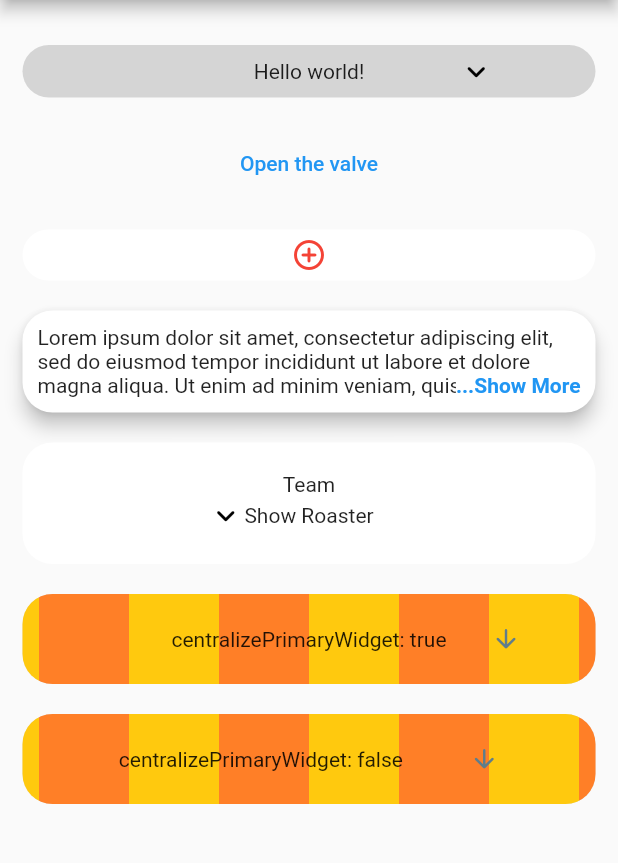
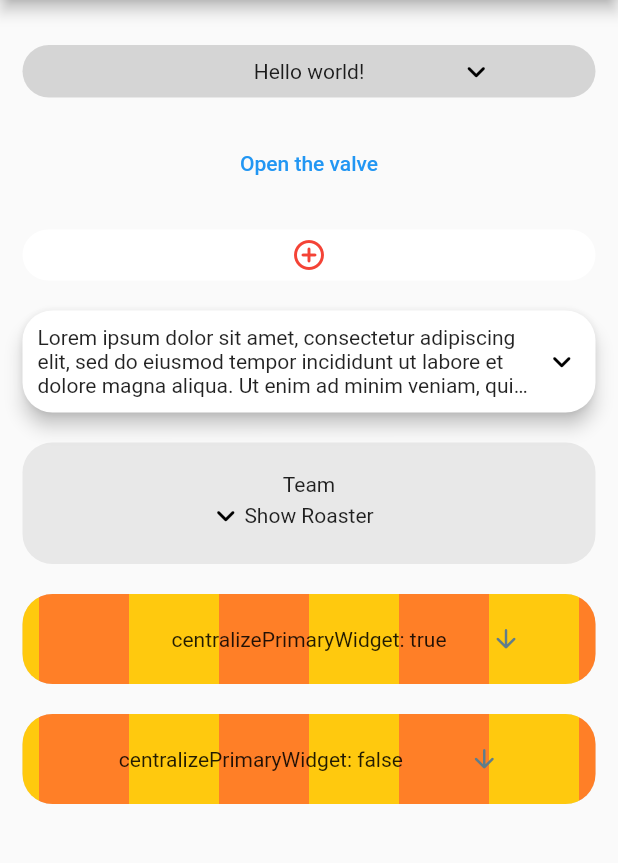
Before and after one commit to fatihozkan-github/ExpandableWidgets, a Flutter app: the screen it shows after launch, on a phone screen of 412 x 824 dp, the part 84-947 px from its top. Run offline on Flutter 3.47's test engine with Material 2 defaults, Android fonts, the phone set to English and light mode, and no system bars.

Commit message:
• v1.0.3 preps. • Bug fixes. • Known issue - ExpandableText arrowLocation prop.

```diff
--- a/example/lib/main.dart
+++ b/example/lib/main.dart
@@ -51,7 +51,7 @@ class _ExpandableShowcaseState extends State<ExpandableShowcase> with TickerProv
                   ),
                 ),
                 backgroundColor: Colors.grey.withOpacity(0.4),
-                showArrowIcon: true,
+                showArrowWidget: true,
                 centralizePrimaryWidget: true,
                 isEverywhereClickable: false,
                 padding: EdgeInsets.all(5.0),
@@ -75,7 +75,7 @@ class _ExpandableShowcaseState extends State<ExpandableShowcase> with TickerProv
                       color: Colors.blue,
                       borderRadius: BorderRadius.vertical(bottom: Radius.circular(20))),
                 ),
-                showArrowIcon: false,
+                showArrowWidget: false,
                 centralizePrimaryWidget: true,
                 isClickable: false,
                 isEverywhereClickable: false,
@@ -90,28 +90,33 @@ class _ExpandableShowcaseState extends State<ExpandableShowcase> with TickerProv
                 padding: EdgeInsets.all(10.0),
                 animationDuration: Duration(milliseconds: 500),
                 textWidget: Text(data, maxLines: 3, overflow: TextOverflow.ellipsis),
-                showArrowIcon: false,
-                showHelperText: true,
+                showArrowWidget: true,
+                showHelperText: false,
                 initiallyExpanded: false,
                 hoverOn: false,
                 arrowLocation: ArrowLocation.right,
-                finalArrowLocation: ArrowLocation.bottom,
+                finalArrowLocation: ArrowLocation.right,
               ),
 
               /// Extended example
               Expandable.extended(
                 centralizeAdditionalWidget: true,
                 arrowLocation: ArrowLocation.left,
+                backGroundColor: Colors.grey.withOpacity(0.2),
                 firstChild: Text('Team'),
                 additionalChild: Text('Show Roaster'),
-                secondChild: Container(
-                  height: 40,
-                  child: ListView(
-                    scrollDirection: Axis.horizontal,
-                    children: [
-                      for (int i = 0; i < 5; i++)
-                        Padding(
-                          padding: EdgeInsets.symmetric(horizontal: 15.0),
+                secondChild: Row(
+                  mainAxisAlignment: MainAxisAlignment.spaceEvenly,
+                  children: [
+                    for (int i = 0; i < 5; i++)
+                      Padding(
+                        padding: EdgeInsets.symmetric(vertical: 10),
+                        child: Container(
+                          decoration: BoxDecoration(
+                            borderRadius: BorderRadius.circular(10),
+                            color: Colors.white,
+                          ),
+                          padding: EdgeInsets.all(12),
                           child: Column(
                             children: [
                               Icon(Icons.person_outline_rounded),
@@ -119,8 +124,8 @@ class _ExpandableShowcaseState extends State<ExpandableShowcase> with TickerProv
                             ],
                           ),
                         ),
-                    ],
-                  ),
+                      ),
+                  ],
                 ),
               ),
 
@@ -137,7 +142,7 @@ class _ExpandableShowcaseState extends State<ExpandableShowcase> with TickerProv
                   ],
                 ),
                 isClickable: true,
-                showArrowIcon: true,
+                showArrowWidget: true,
                 backgroundImage: DecorationImage(
                   image: AssetImage('assets/background.png'),
                   repeat: ImageRepeat.repeatX,
@@ -165,7 +170,7 @@ class _ExpandableShowcaseState extends State<ExpandableShowcase> with TickerProv
                   ],
                 ),
                 isClickable: true,
-                showArrowIcon: true,
+                showArrowWidget: true,
                 backgroundImage: DecorationImage(
                   image: AssetImage('assets/background.png'),
                   repeat: ImageRepeat.repeatX,
--- a/lib/src/expandable.dart
+++ b/lib/src/expandable.dart
@@ -17,7 +17,7 @@ class Expandable extends ExpandableWidget {
     Duration? animationDuration = const Duration(milliseconds: 100),
     Duration? beforeAnimationDuration,
     DecorationImage? backgroundImage,
-    bool? showArrowIcon = false,
+    bool? showArrowWidget = false,
     bool? hoverOn,
     Widget? arrowWidget,
     bool? centralizePrimaryWidget = false,
@@ -41,7 +41,7 @@ class Expandable extends ExpandableWidget {
           padding: padding,
           backgroundImage: backgroundImage,
           hoverOn: hoverOn,
-          showArrowWidget: showArrowIcon,
+          showArrowWidget: showArrowWidget,
           arrowWidget: arrowWidget,
           centralizeFirstChild: centralizePrimaryWidget,
           isEverywhereClickable: isEverywhereClickable,
@@ -84,7 +84,8 @@ class Expandable extends ExpandableWidget {
     Function? onLongPress,
     Animation<double>? animation,
     AnimationController? animationController,
-  })  : assert(firstChild != null || secondChild != null),
+  })  : assert(additionalChild != null,
+            "additionalChild cannot be empty. Calling Expandable.extended is pointless without additionalChild."),
         assert(arrowLocation != ArrowLocation.bottom && arrowLocation != ArrowLocation.top),
         super(
           firstChild: firstChild,
--- a/lib/src/expandable_text.dart
+++ b/lib/src/expandable_text.dart
@@ -18,16 +18,17 @@ class ExpandableText extends StatefulWidget {
     this.initiallyExpanded,
     this.hoverOn,
     this.arrowWidget,
-    this.showArrowIcon,
+    this.showArrowWidget,
     this.textDirection,
     this.arrowLocation,
     this.finalArrowLocation,
     this.showHelperText,
     this.helperText,
-  }) : assert(
-          !(showArrowIcon == true && showHelperText == true),
+  })  : assert(
+          !(showArrowWidget == true && showHelperText == true),
           'showArrowIcon and showHelperText properties cannot be true at the same time.',
-        );
+        ),
+        assert(textWidget != null, "Provide a Text for textWidget parameter.");
 
   /// [Text] widget for [ExpandableText].
   final Text? textWidget;
@@ -63,7 +64,7 @@ class ExpandableText extends StatefulWidget {
   final DecorationImage? backgroundImage;
 
   /// • Icon that changes its direction with respect to expand animation.
-  final bool? showArrowIcon;
+  final bool? showArrowWidget;
 
   /// • Whether this expandable widget will be expanded or collapsed at first.
   final bool? initiallyExpanded;
@@ -94,27 +95,20 @@ class ExpandableText extends StatefulWidget {
   /// •
   final bool? showHelperText;
 
-  /// •
-  final String? helperText;
+  /// • TODO - TEST
+  final List<String>? helperText;
 
   @override
   _ExpandableTextState createState() => _ExpandableTextState();
 }
 
-class _ExpandableTextState extends State<ExpandableText>
-    with TickerProviderStateMixin {
+class _ExpandableTextState extends State<ExpandableText> with TickerProviderStateMixin {
+  final Animatable<double> _sizeTween = Tween<double>(begin: 00, end: 1.0);
   late AnimationController _sizeController;
   late Animation<double> _sizeAnimation;
   bool _isExpanded = false;
   bool? initiallyExpanded = false;
-
-  static final Animatable<double> _sizeTween = Tween<double>(
-    begin: 00,
-    end: 1.0,
-  );
-
   late TapGestureRecognizer tapGestureRecognizer;
-
   Text finalText = Text('');
 
   _toggleExpand() {
@@ -143,8 +137,7 @@ class _ExpandableTextState extends State<ExpandableText>
       duration: widget.animationDuration ?? Duration(milliseconds: 200),
     );
 
-    final CurvedAnimation curve =
-        CurvedAnimation(parent: _sizeController, curve: Curves.fastOutSlowIn);
+    CurvedAnimation curve = CurvedAnimation(parent: _sizeController, curve: Curves.fastOutSlowIn);
 
     _sizeAnimation = _sizeTween.animate(curve);
     initiallyExpanded = widget.initiallyExpanded;
@@ -184,7 +177,7 @@ class _ExpandableTextState extends State<ExpandableText>
           child: Container(
             decoration: BoxDecoration(image: widget.backgroundImage ?? null),
             padding: widget.padding ?? EdgeInsets.all(20.0),
-            child: widget.showArrowIcon ?? false
+            child: widget.showArrowWidget ?? false
                 ? _textBodyWithArrow()
                 : widget.showHelperText ?? false
                     ? _textBodyWithHelper()
@@ -195,55 +188,50 @@ class _ExpandableTextState extends State<ExpandableText>
     );
   }
 
-  _textBodyWithHelper() {
-    return Stack(
-      alignment: AlignmentDirectional.bottomEnd,
-      children: [
-        _isExpanded
-            ? Text.rich(
+  _textBodyWithHelper() => AnimatedCrossFade(
+        duration: widget.animationDuration!,
+        crossFadeState: _isExpanded ? CrossFadeState.showFirst : CrossFadeState.showSecond,
+        firstChild: Text.rich(
           TextSpan(
             text: widget.textWidget!.data,
-                  style: widget.textWidget!.style ??
-                      DefaultTextStyle.of(context).style,
+            style: widget.textWidget!.style ?? DefaultTextStyle.of(context).style,
             children: [
+              /// TODO - TEST
               TextSpan(
-                      text: ' Show Less',
-                      style: TextStyle(
-                        fontWeight: FontWeight.bold,
-                        color: Colors.blue,
-                      ),
+                text: widget.helperText?.last ?? ' Show Less',
+                style: TextStyle(fontWeight: FontWeight.bold, color: Colors.blue),
                 recognizer: tapGestureRecognizer,
               ),
             ],
           ),
-              )
-            : Text(
+        ),
+        secondChild: Stack(
+          alignment: AlignmentDirectional.bottomEnd,
+          children: [
+            Text(
               widget.textWidget!.data!,
-                style: widget.textWidget!.style ??
-                    DefaultTextStyle.of(context).style,
+              style: widget.textWidget!.style ?? DefaultTextStyle.of(context).style,
               maxLines: _isExpanded ? null : widget.textWidget!.maxLines,
             ),
             Positioned(
               child: GestureDetector(
                 child: Text(
-              _isExpanded ? '' : '...Show More',
+                  _isExpanded ? '' : widget.helperText?.first ?? '...Show More',
                   style: TextStyle(
                       color: Colors.blue,
                       backgroundColor: Colors.white,
-                fontWeight: FontWeight.bold,
-              ),
+                      fontWeight: FontWeight.bold),
                 ),
                 onTap: () => _toggleExpand(),
               ),
             ),
           ],
+        ),
       );
-  }
 
   _textBodyWithArrow() => AnimatedCrossFade(
         duration: widget.animationDuration!,
-        crossFadeState:
-            _isExpanded ? CrossFadeState.showFirst : CrossFadeState.showSecond,
+        crossFadeState: _isExpanded ? CrossFadeState.showFirst : CrossFadeState.showSecond,
         firstChild: (widget.finalArrowLocation == ArrowLocation.left ||
                 widget.finalArrowLocation == ArrowLocation.right)
             ? Row(
@@ -262,8 +250,7 @@ class _ExpandableTextState extends State<ExpandableText>
               )
             : Column(
                 children: [
-                  if (widget.finalArrowLocation == ArrowLocation.bottom)
-                    finalText,
+                  if (widget.finalArrowLocation == ArrowLocation.bottom) finalText,
                   Padding(
                     padding: widget.finalArrowLocation == ArrowLocation.top
                         ? EdgeInsets.only(bottom: widget.padding!.top)
@@ -294,8 +281,7 @@ class _ExpandableTextState extends State<ExpandableText>
               )
             : Column(
                 children: [
-                  if (widget.arrowLocation == ArrowLocation.bottom)
-                    widget.textWidget!,
+                  if (widget.arrowLocation == ArrowLocation.bottom) widget.textWidget!,
                   Padding(
                     padding: widget.arrowLocation == ArrowLocation.top
                         ? EdgeInsets.only(bottom: widget.padding!.top)
@@ -305,16 +291,14 @@ class _ExpandableTextState extends State<ExpandableText>
                       child: widget.arrowWidget ?? defaultIcon,
                     ),
                   ),
-                  if (widget.arrowLocation == ArrowLocation.top)
-                    widget.textWidget!,
+                  if (widget.arrowLocation == ArrowLocation.top) widget.textWidget!,
                 ],
               ),
       );
 
   _defaultTextBody() => AnimatedCrossFade(
         duration: widget.animationDuration!,
-        crossFadeState:
-            _isExpanded ? CrossFadeState.showFirst : CrossFadeState.showSecond,
+        crossFadeState: _isExpanded ? CrossFadeState.showFirst : CrossFadeState.showSecond,
         firstChild: finalText,
         secondChild: widget.textWidget!,
       );
@@ -323,8 +307,7 @@ class _ExpandableTextState extends State<ExpandableText>
 
   _onTap() {
     widget.onPressed ?? () {};
-    Timer(widget.beforeAnimationDuration ?? Duration(milliseconds: 20),
-        () => _toggleExpand());
+    Timer(widget.beforeAnimationDuration ?? Duration(milliseconds: 20), () => _toggleExpand());
   }
 
   _handleTap() => _toggleExpand();
```
Also changed, not shown: 1 other file. Lines whose indentation alone changed are shown as unchanged.
